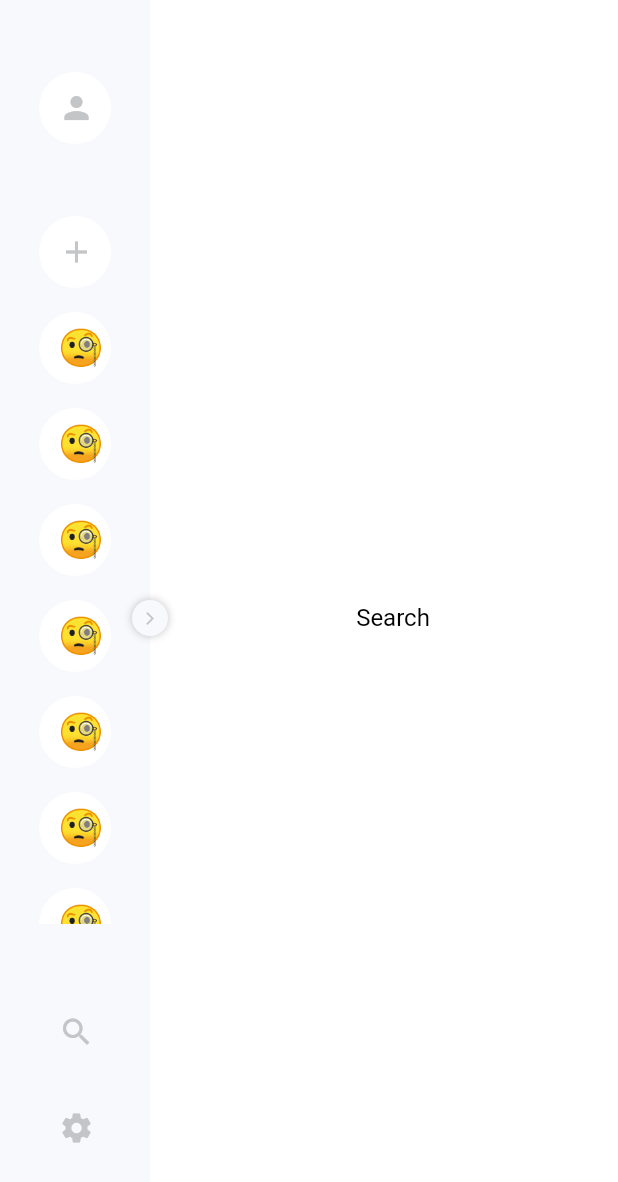
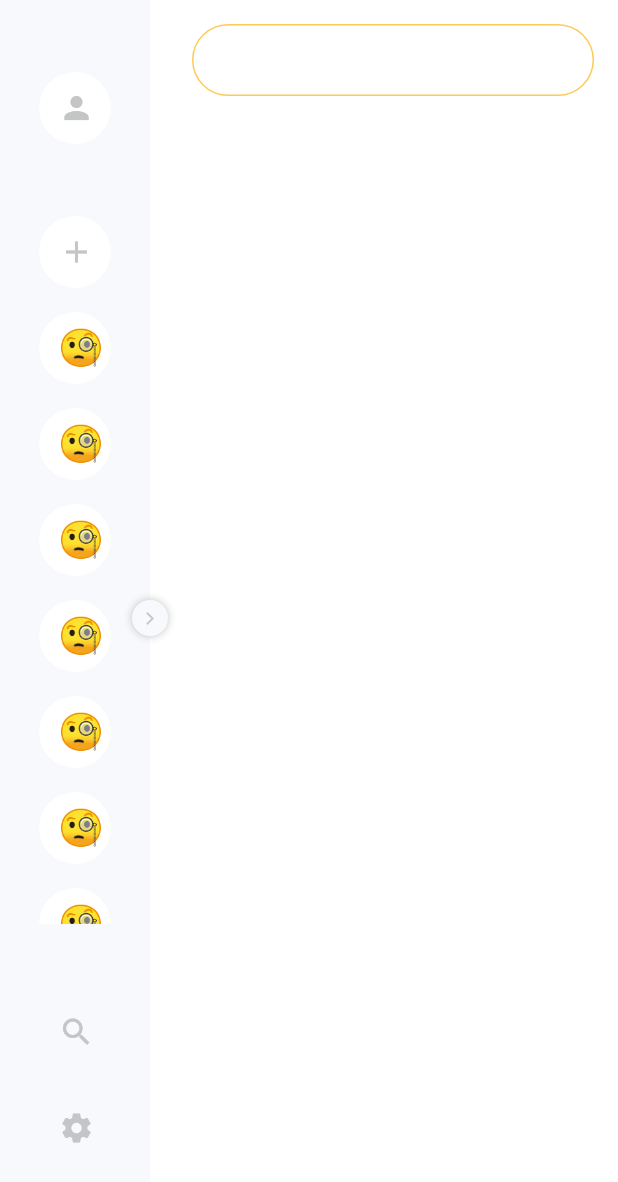
Before and after one commit to ekinsdrow/padkeeper_client, a Flutter app: the screen it shows after launch, on a phone screen of 412 x 824 dp. Shown: the top 1182 px of the screen. Run offline on Flutter 3.47's test engine with Material 2 defaults, Android fonts, the phone set to English and light mode, and no system bars; our stand-ins replace auto_route, bloc, dio, flutter_bloc, freezed_annotation, retrofit; generated files the repository leaves out were written again.

Commit message:
Add textfield to search

```diff
--- a/lib/features/main_screen/widgets/pages/main_page.dart
+++ b/lib/features/main_screen/widgets/pages/main_page.dart
@@ -20,8 +20,17 @@ class MainPage extends StatelessWidget {
                     constraints: constrains,
                   ),
                 ),
-                const Expanded(
-                  child: AutoRouter(),
+                Expanded(
+                  child: AutoRouter(
+                    builder: (context, content) {
+                      return Container(
+                        padding: const EdgeInsets.all(
+                          Constants.mediumPadding,
+                        ),
+                        child: content,
+                      );
+                    },
+                  ),
                 ),
               ],
             ),
--- a/lib/features/search/widgets/pages/search_page.dart
+++ b/lib/features/search/widgets/pages/search_page.dart
@@ -5,8 +5,18 @@ class SearchPage extends StatelessWidget {
 
   @override
   Widget build(BuildContext context) {
-    return const Center(
-      child: Text("Search"),
+    return Container(
+      color: Theme.of(context).scaffoldBackgroundColor,
+      child: Column(
+        children: [
+          TextField(
+            decoration: InputDecoration(
+              enabledBorder:
+                  Theme.of(context).inputDecorationTheme.focusedBorder,
+            ),
+          ),
+        ],
+      ),
     );
   }
 }
```
